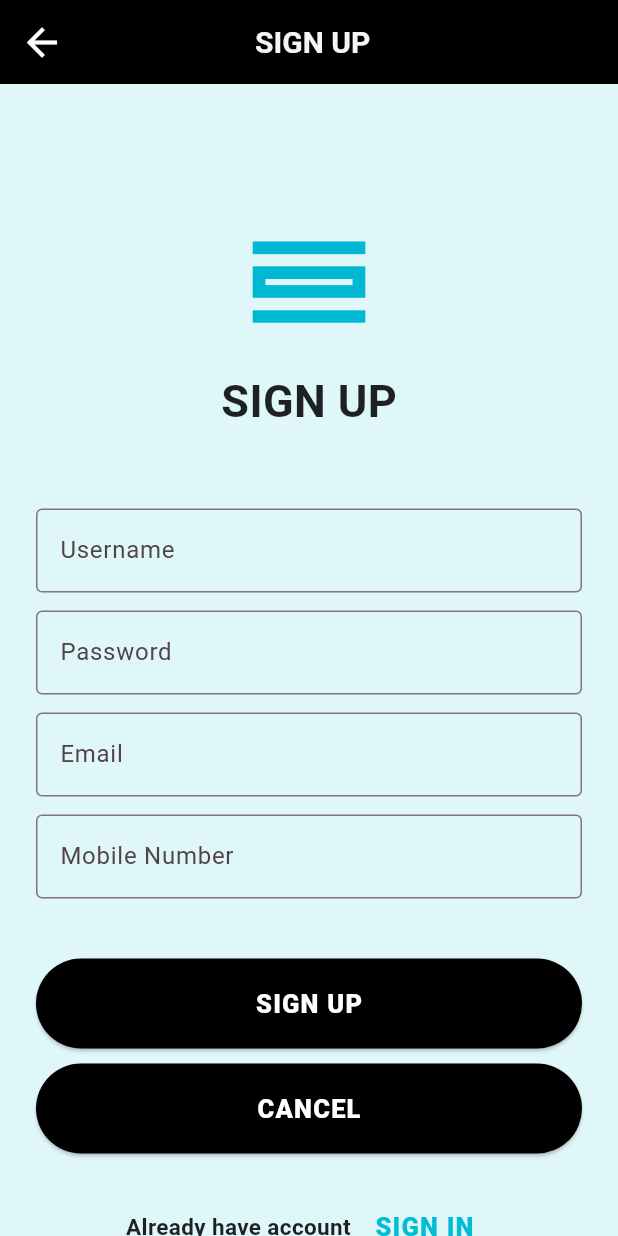
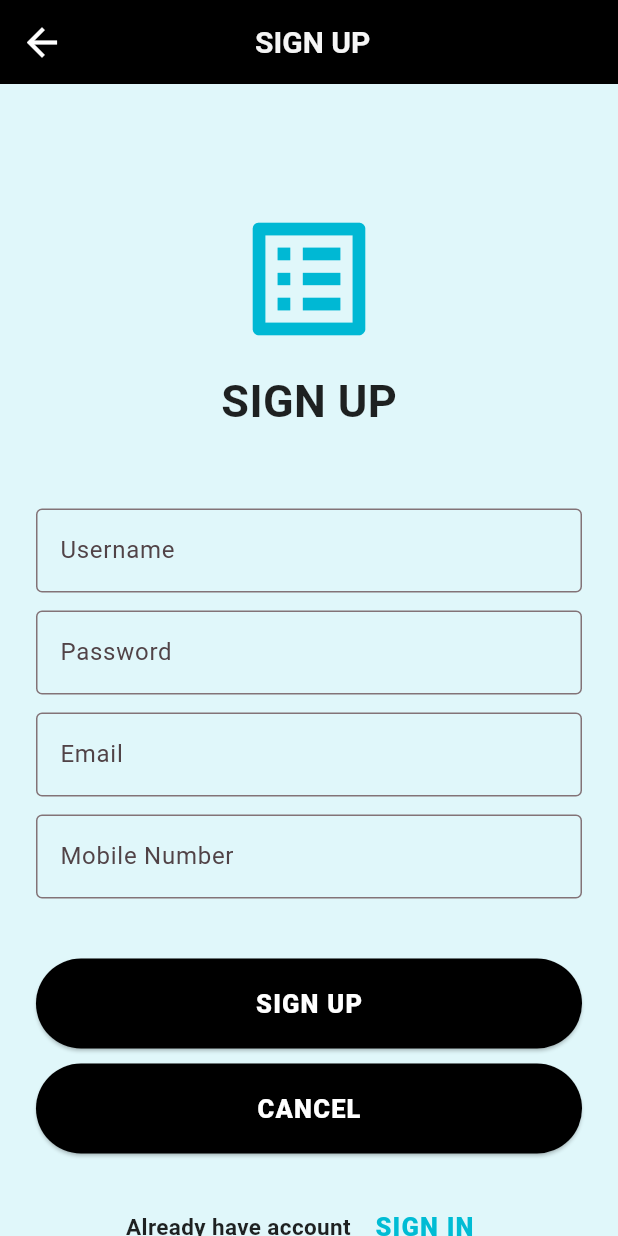
Before and after one commit to AIA2030/Final-Project, a Flutter app: the screen it shows after launch, after a tap on "SIGN UP", on a phone screen of 412 x 824 dp. Run offline on Flutter 3.47's test engine with Material 2 defaults, Android fonts, the phone set to English and light mode, and no system bars; our stand-ins replace animated_splash_screen.

Commit message:
Final-Project

```diff
--- a/lib/login_screens/sign_in.dart
+++ b/lib/login_screens/sign_in.dart
@@ -44,7 +44,7 @@ class LoginScreen extends StatelessWidget {
                   SizedBox(height: 80,),
                  Column(
                    children: <Widget>[
-                     Icon(Icons.calendar_view_day_outlined, size: 100, color: Colors.cyanAccent.shade700,),
+                     Icon(Icons.list_alt, size: 100, color: Colors.cyanAccent.shade700,),
                      SizedBox(height: 10,),
                      Text("SIGN IN", style: TextStyle(color: Colors.black87, fontSize: 30, fontWeight: FontWeight.bold,),),
                      SizedBox(height: 50.0,),
--- a/lib/login_screens/sign_up.dart
+++ b/lib/login_screens/sign_up.dart
@@ -48,7 +48,7 @@ class SignUpScreen extends StatelessWidget {
               SizedBox(height: 80,),
               Column(
                 children: <Widget>[
-                  Icon(Icons.calendar_view_day_outlined, size: 100, color: Colors.cyanAccent.shade700,),
+                  Icon(Icons.list_alt, size: 100, color: Colors.cyanAccent.shade700,),
                   SizedBox(height: 10,),
                   Text("SIGN UP", style: TextStyle(color: Colors.black87, fontSize: 30, fontWeight: FontWeight.bold,),),
                   SizedBox(height: 50.0,),
--- a/lib/main.dart
+++ b/lib/main.dart
@@ -1,4 +1,3 @@
-
 import 'package:animated_splash_screen/animated_splash_screen.dart';
 import 'package:final_project/View_model/view_model.dart';
 import 'package:final_project/login_screens/sign_in.dart';
@@ -29,7 +28,7 @@ class MyApp extends StatelessWidget {
       ),
 
       home: AnimatedSplashScreen(splash:
-      Icon(Icons.calendar_view_day_outlined,size: 200, color: Colors.white,),
+          Icon(Icons.list_alt,size: 200, color: Colors.white,),
           duration: 2000,
           splashTransition: SplashTransition.rotationTransition,
           backgroundColor: Colors.cyanAccent.shade700,
--- a/pubspec.yaml
+++ b/pubspec.yaml
@@ -80,6 +80,8 @@ flutter:
     - assets/ic_launcher.png
     - assets/icon-192.png
     - assets/1.png
+    - assets/ic_launcher_daily.png
+    - assets/ic_launcher_monochrome.png
   # The following line ensures that the Material Icons font is
   # included with your application, so that you can use the icons in
   # the material Icons class.
```
Also changed, not shown: assets/ic_launcher_daily.png (added), assets/ic_launcher_monochrome.png (added), 1 other file.
